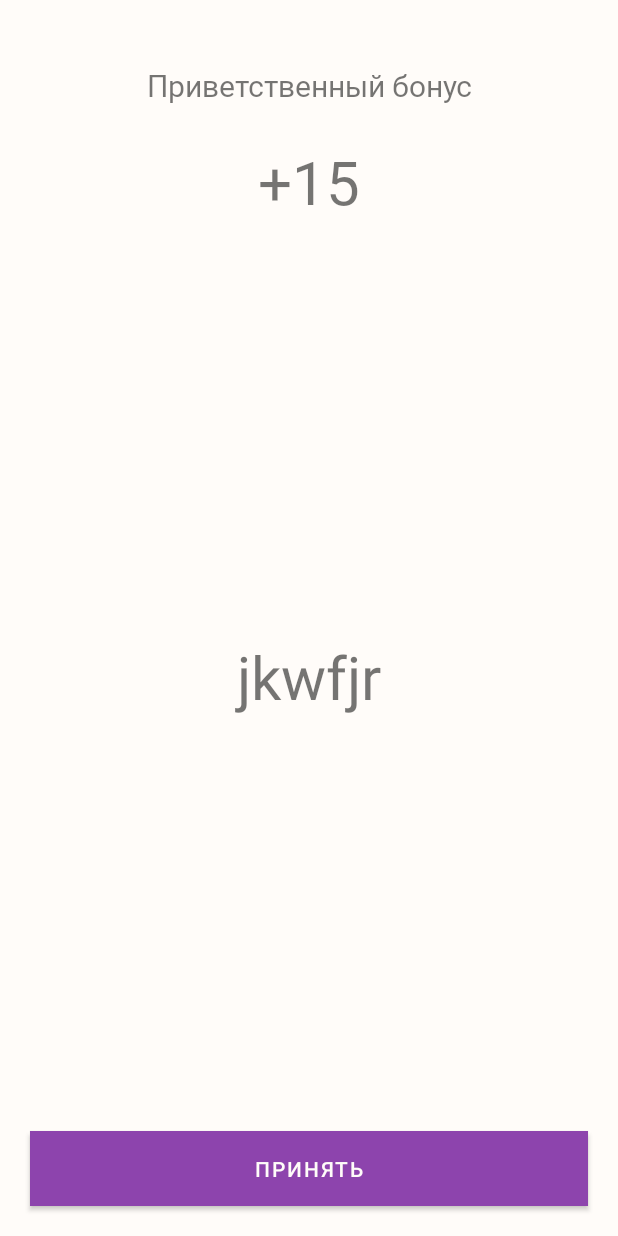
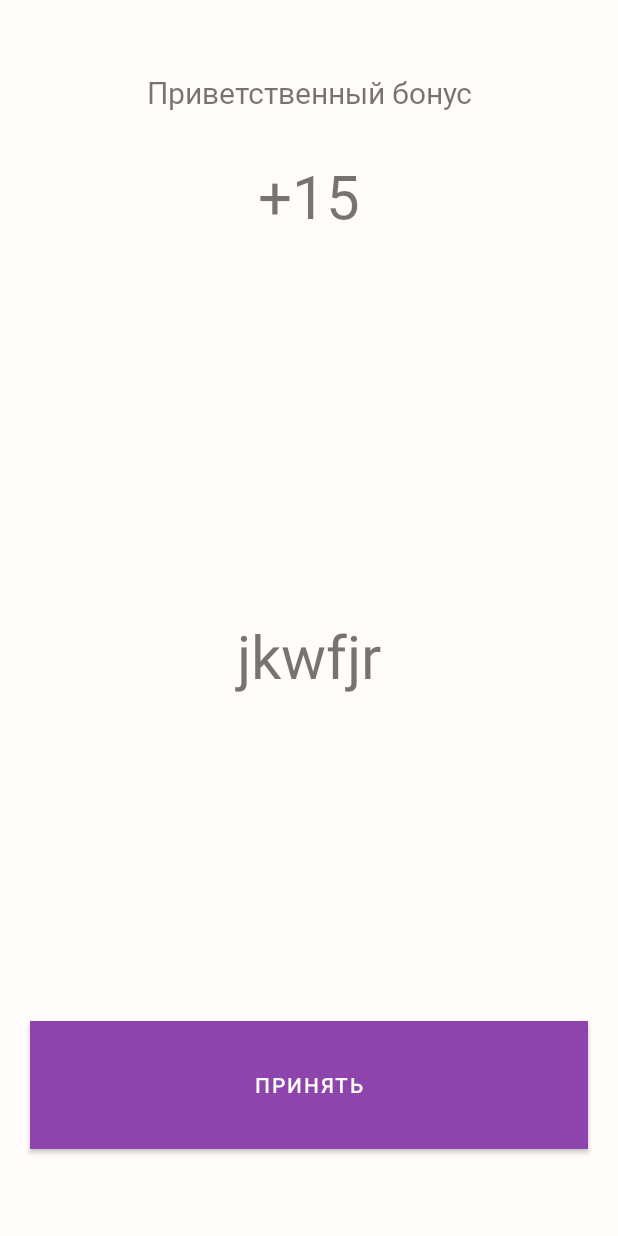
Before and after one commit to ytken/LibraryApp, an Android app: the layout coin_fragment_dialog.xml on its own in the app's theme, with its tools: preview values and no code run, on a phone screen of 412 x 824 dp. Run offline under Robolectric (Android 15) with nearby library versions, the light colour scheme and no system bars.

Commit message:
Adapted for smartphones

```diff
--- a/app/build.gradle
+++ b/app/build.gradle
@@ -4,7 +4,7 @@ plugins {
 apply plugin: 'kotlin-android'
 
 android {
-    compileSdkVersion 30
+    compileSdkVersion 31
     buildToolsVersion "30.0.2"
 
     defaultConfig {
--- a/app/src/main/java/ru/ytken/libraryapp/MainActivity.java
+++ b/app/src/main/java/ru/ytken/libraryapp/MainActivity.java
@@ -128,7 +128,7 @@ public class MainActivity extends AppCompatActivity {
                 }
             }
             if (resultCode == RESULT_OK) {
-                coins += 10;
+                coins += 15;
                 textCoins.setText(coins.toString());
                 //adapter.onStoryClicked(0);
             }
--- a/app/src/main/res/drawable/activity_splash.xml
+++ b/app/src/main/res/drawable/activity_splash.xml
@@ -3,7 +3,7 @@
 
     <item>
         <bitmap
-            android:gravity="fill_horizontal|fill_vertical"
+            android:gravity="fill"
             android:src="@drawable/loading" />
     </item>
 
--- a/app/src/main/res/layout-normal/activity_main.xml
+++ b/app/src/main/res/layout-normal/activity_main.xml
@@ -60,7 +60,7 @@
         app:layout_constraintStart_toStartOf="parent"
         app:layout_constraintTop_toTopOf="parent"
         app:layout_constraintVertical_bias="0.019"
-        app:srcCompat="@drawable/button_settings" />
+        app:srcCompat="@drawable/button_settings_exp" />
 
     <Button
         android:id="@+id/buttonDeletePrefs"
--- a/app/src/main/res/layout/coin_fragment_dialog.xml
+++ b/app/src/main/res/layout/coin_fragment_dialog.xml
@@ -10,10 +10,9 @@
     <TextView
         android:id="@+id/textView2"
         android:layout_width="match_parent"
-        android:layout_height="0dp"
+        android:layout_height="wrap_content"
         android:layout_weight="1.5"
         android:gravity="center"
-        android:padding="20dp"
         android:layout_marginLeft="20dp"
         android:layout_marginRight="20dp"
         android:layout_marginTop="20dp"
@@ -25,7 +24,7 @@
     <TextView
         android:id="@+id/textView3"
         android:layout_width="match_parent"
-        android:layout_height="0dp"
+        android:layout_height="wrap_content"
         android:layout_weight="1.5"
         android:text="+15"
         android:layout_marginLeft="20dp"
@@ -37,8 +36,8 @@
     <TextView
         android:id="@+id/showGottenStates"
         android:layout_width="match_parent"
-        android:layout_height="0dp"
-        android:layout_weight="11"
+        android:layout_height="wrap_content"
+        android:layout_weight="10"
         android:layout_margin="10dp"
         android:text="jkwfjr"
         android:textSize="@dimen/big_text_size"
@@ -48,7 +47,7 @@
     <Button
         android:id="@+id/buttonGet15"
         android:layout_width="match_parent"
-        android:layout_height="0dp"
+        android:layout_height="wrap_content"
         android:layout_weight="1"
         android:layout_margin="20dp"
         android:text="Принять"
```
Also changed, not shown: app/src/main/java/ru/ytken/libraryapp/StoryFirstActivity.java (+5 -2 lines), app/src/main/res/layout-normal/activity_story_first.xml (+11 -14 lines).
